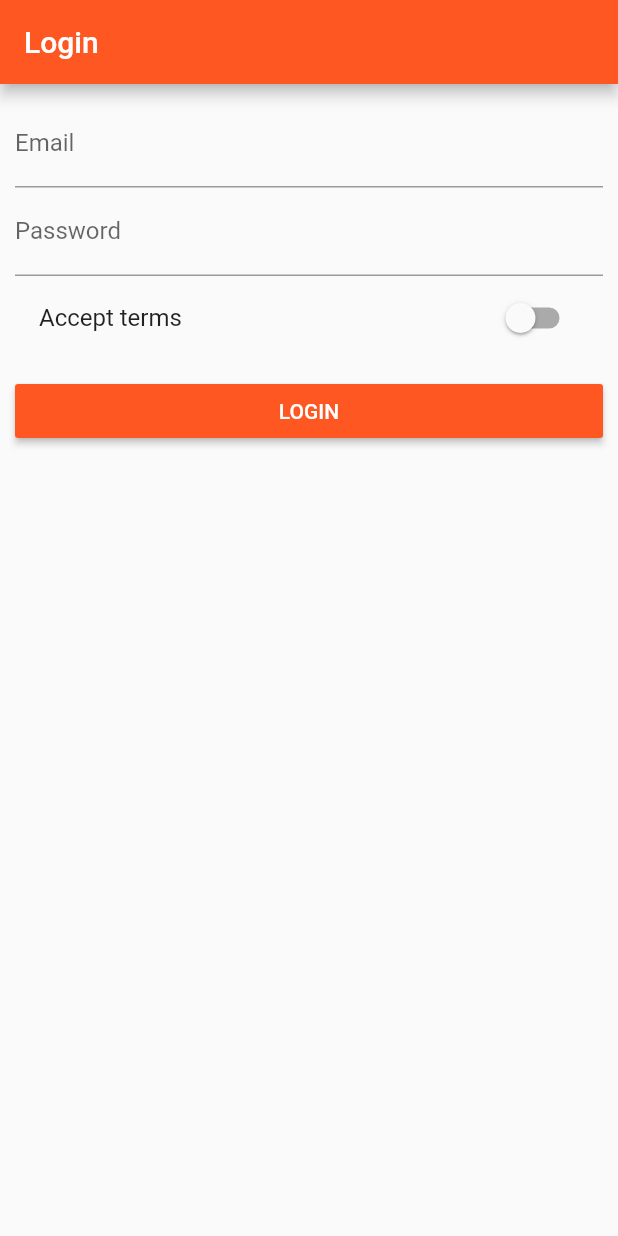
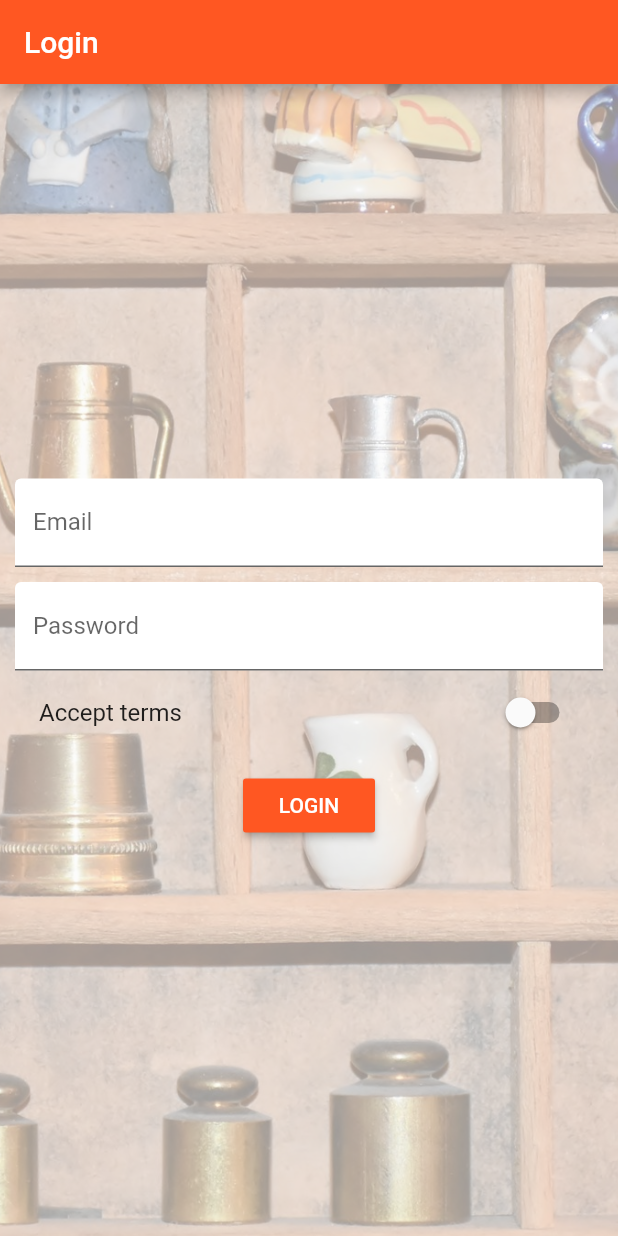
Before and after one commit to kinny94/flutter, a Flutter app: the screen it shows after launch, on a phone screen of 412 x 824 dp. Run offline on Flutter 3.47's test engine with Material 2 defaults, Android fonts, the light colour scheme and no system bars.

Commit message:
introducing styling and modularity

```diff
--- a/first_app/lib/main.dart
+++ b/first_app/lib/main.dart
@@ -4,8 +4,10 @@ import 'package:flutter/material.dart';
 
 import 'package:first_app/pages/products_admin.dart';
 import 'package:first_app/pages/products.dart';
+import 'package:flutter/rendering.dart';
 
 void main() {
+  debugPaintSizeEnabled = false;
   runApp(MyApp());
 }
 
@@ -57,7 +59,7 @@ class _MyAppState extends State<MyApp> {
           final int index = int.parse(pathElements[2]);
           return MaterialPageRoute<bool>(builder:
             (BuildContext context) => ProductPage(
-              _products[index]['title'], _products[index]['imageUrl']
+              _products[index]['title'], _products[index]['imageUrl'], _products[index]['price'], _products[index]['description']
             )
           );
         }
--- a/first_app/lib/pages/auth.dart
+++ b/first_app/lib/pages/auth.dart
@@ -20,11 +20,20 @@ class _AuthPage extends State<AuthPage> {
         title: Text('Login'),
       ),
       body: Container(
-        margin: EdgeInsets.all(10.0),
-        child: ListView(
+        decoration: BoxDecoration(
+          image: DecorationImage(
+            image: AssetImage('assets/background.jpg'),
+            fit: BoxFit.cover,
+            colorFilter: ColorFilter.mode(Colors.black.withOpacity(0.4), BlendMode.dstATop)
+          )
+        ),
+        padding: EdgeInsets.all(10.0),
+        child: Center(
+          child: SingleChildScrollView(
+            child: Column(
               children: <Widget>[
                 TextField(
-              decoration: InputDecoration(labelText: 'Email'),
+                  decoration: InputDecoration(labelText: 'Email', filled: true, fillColor: Colors.white),
                   keyboardType: TextInputType.emailAddress,
                   onChanged: (String value) {
                     setState(() {
@@ -32,8 +41,9 @@ class _AuthPage extends State<AuthPage> {
                     });
                   },
                 ),
+                SizedBox(height: 10.0),
                 TextField(
-              decoration: InputDecoration(labelText: 'Password'),
+                  decoration: InputDecoration(labelText: 'Password', filled: true, fillColor: Colors.white),
                   obscureText: true,
                   onChanged: (String value) {
                     setState(() {
@@ -60,6 +70,8 @@ class _AuthPage extends State<AuthPage> {
                   },
                 ),
               ],
+            ),
+          ),
         )
       )
     );
--- a/first_app/lib/pages/products_admin.dart
+++ b/first_app/lib/pages/products_admin.dart
@@ -23,6 +23,7 @@ class ProductAdminPage extends StatelessWidget {
                 title: Text('Choose'),
               ),
               ListTile(
+                leading: Icon(Icons.shop),
                 title: Text('All Products'),
                 onTap: () {
                   Navigator.pushReplacementNamed(context, '/products');
--- a/first_app/pubspec.yaml
+++ b/first_app/pubspec.yaml
@@ -43,6 +43,7 @@ flutter:
   # To add assets to your application, add an assets section, like this:
   assets:
     - assets/food.jpg
+    - assets/background.jpg
   #  - images/a_dot_ham.jpeg
 
   # An image asset can refer to one or more resolution-specific "variants", see
```
Also changed, not shown: first_app/lib/pages/product.dart (+16 -36 lines), first_app/lib/pages/products.dart (+10 -2 lines), first_app/lib/product_manager.dart (deleted, +0 -16 lines), first_app/lib/widgets/products/price_tag.dart (added, +17 -0 lines), first_app/lib/widgets/products/product_card.dart (added, +64 -0 lines), first_app/lib/widgets/products/products.dart (renamed from first_app/lib/products.dart, +2 -27 lines), first_app/assets/background.jpg (added). Lines whose indentation alone changed are shown as unchanged.
